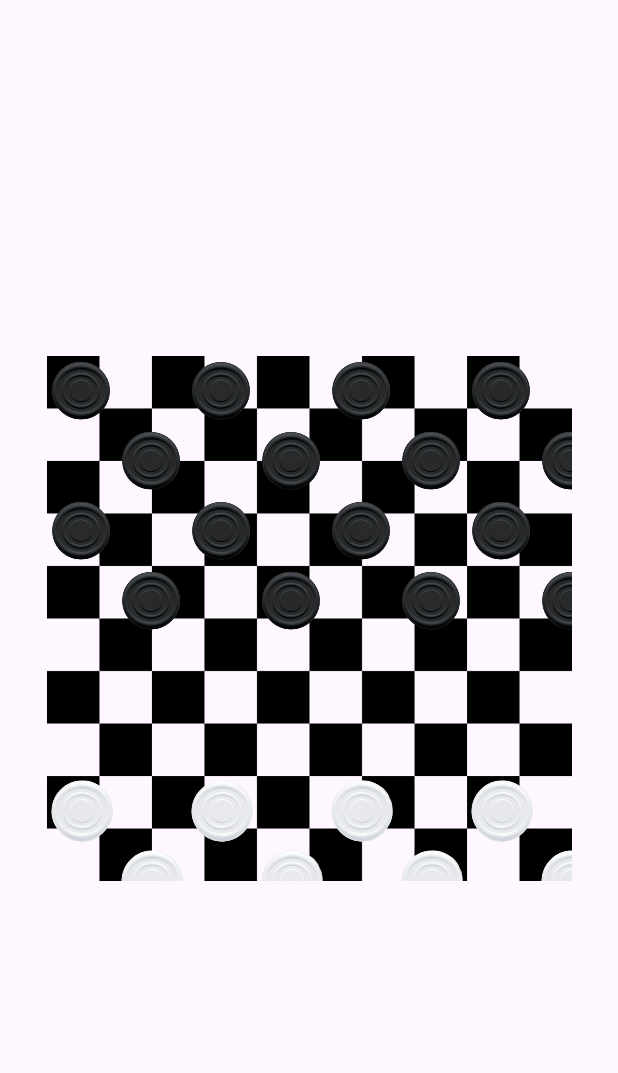
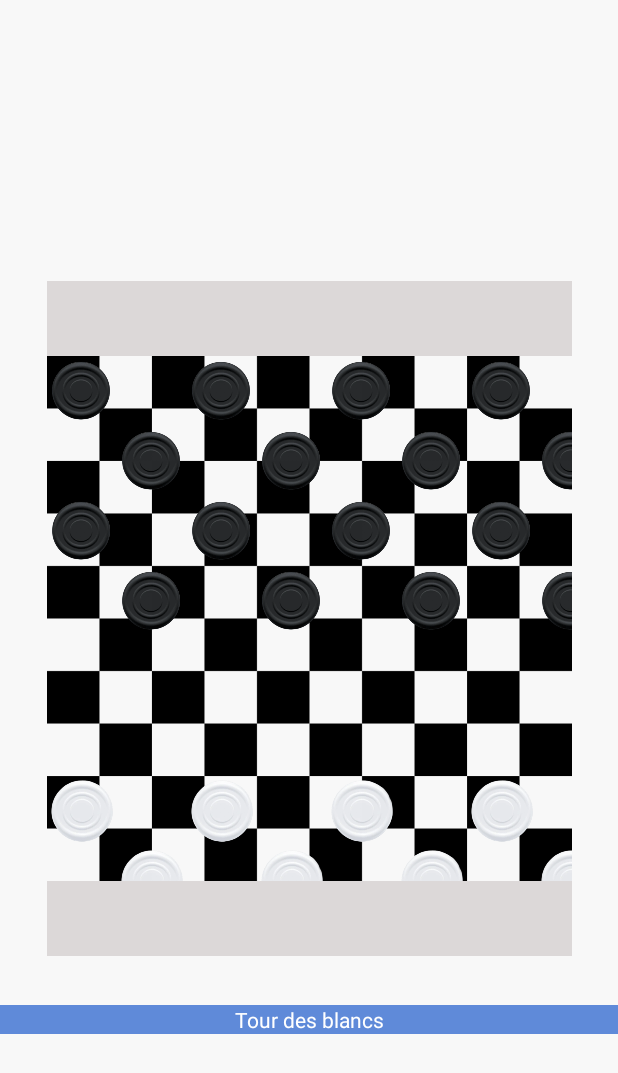
Before and after one commit to Alassane-diaa/jeuDeDame, an Android app: the VsPlayer screen opened directly, with no data from a screen before it, on a phone screen of 412 x 824 dp. Shown: the top 1073 px of the screen. Run offline under Robolectric (Android 15) with nearby library versions, the phone set to English and light mode, and no system bars.

Commit message:
Ajout de quelques éléments graphiques simples - Commentaires pour Abdoulaye

```diff
--- a/app/src/main/java/fr/minesnancy/diasoumare/jeudedames/VsPlayer.java
+++ b/app/src/main/java/fr/minesnancy/diasoumare/jeudedames/VsPlayer.java
@@ -5,11 +5,13 @@ import android.graphics.Color;
 import android.graphics.drawable.Drawable;
 import android.os.Bundle;
 import android.util.DisplayMetrics;
+import android.view.View;
 import android.view.ViewGroup;
 import android.widget.Button;
 import android.widget.GridLayout;
 import android.widget.ImageButton;
 import android.widget.ImageView;
+import android.widget.TextView;
 
 import androidx.activity.EdgeToEdge;
 import androidx.appcompat.app.AppCompatActivity;
@@ -34,8 +36,7 @@ public class VsPlayer extends AppCompatActivity {
 
     public void createGrid(){
         GridLayout layout = findViewById(R.id.grid);
-        int layoutSize = 35 * 20;
-        int screenSize = Resources.getSystem().getDisplayMetrics().widthPixels;
+        int layoutSize = 35 * 20; //350dp que j'ai mis en taille de la grille dans le fichier XML
         int boutonSize = layoutSize / 10;
         for(int i = 1; i <= 10; i++){
             for (int j = 1; j <= 10; j++){
@@ -55,8 +56,23 @@ public class VsPlayer extends AppCompatActivity {
                 boutonLayoutParams.width = boutonSize;
                 boutonLayoutParams.height = boutonSize;
                 bouton.setLayoutParams(boutonLayoutParams);
+                // Comme je t'avais dit, je crée juste les boutons, pas les listeners (c'est à dire ce qu'ils font quand on clique dessus)
+                // Il serait peut être pertinent de les mettre dans un tableau pour pouvoir les manipuler plus facilement
+                // Genre un tableau de 10x10, et chaque bouton serait à la position [i][j] dans le tableau
+                // Et tu pourrais repérer un bouton par son id en faisant bouton.setID(*) avec * un truc distinctif qui renseigne sur la couleur et la position
+                // Je me suis aussi rendu compte que je n'ai pas mis d'image pour le cas où une piece devient une dame
+                // Je vais faire ça après en fonction de la logique que tu veux implémenter
             }
         }
     }
+    public void changeTurn(){
+        TextView textView = findViewById(R.id.turn);
+        if(textView.getText().toString().equals("Tour des blancs")){
+            textView.setText("Tour des noirs");
+        } else {
+            textView.setText("Tour des blancs");
+        }
+        // Là je change juste le texte, je te laisse activer et désactiver les boutons convenablement
+    }
 
 }
--- a/app/src/main/res/layout/activity_vs_player.xml
+++ b/app/src/main/res/layout/activity_vs_player.xml
@@ -5,7 +5,9 @@
     android:id="@+id/main"
     android:layout_width="match_parent"
     android:layout_height="match_parent"
+    android:background="#F8F8F8"
     tools:context=".VsPlayer">
+
 
     <GridLayout
         android:id="@+id/grid"
@@ -19,4 +21,44 @@
         app:layout_constraintStart_toStartOf="parent"
         app:layout_constraintTop_toTopOf="parent" />
 
+    <GridLayout
+        android:id="@+id/captureGridBlack"
+        android:layout_width="350dp"
+        android:layout_height="50dp"
+        android:background="#DCD8D8"
+        android:columnCount="10"
+        android:rowCount="2"
+        app:layout_constraintBottom_toTopOf="@+id/grid"
+        app:layout_constraintEnd_toEndOf="parent"
+        app:layout_constraintStart_toStartOf="parent"
+        app:layout_constraintTop_toTopOf="parent"
+        app:layout_constraintVertical_bias="1.0" />
+
+    <GridLayout
+        android:id="@+id/captureGridWhite"
+        android:layout_width="350dp"
+        android:layout_height="50dp"
+        android:background="#DCD8D8"
+        android:columnCount="10"
+        android:rowCount="2"
+        app:layout_constraintBottom_toBottomOf="parent"
+        app:layout_constraintEnd_toEndOf="parent"
+        app:layout_constraintStart_toStartOf="parent"
+        app:layout_constraintTop_toBottomOf="@+id/grid"
+        app:layout_constraintVertical_bias="0.0" />
+
+    <TextView
+        android:id="@+id/turn"
+        android:layout_width="0dp"
+        android:layout_height="wrap_content"
+        android:background="#5F8AD9"
+        android:text="Tour des blancs"
+        android:textAlignment="center"
+        android:textColor="#FFFFFF"
+        app:layout_constraintBottom_toBottomOf="parent"
+        app:layout_constraintEnd_toEndOf="parent"
+        app:layout_constraintStart_toStartOf="parent"
+        app:layout_constraintTop_toBottomOf="@+id/captureGridWhite"
+        app:layout_constraintVertical_bias="0.197" />
+
 </androidx.constraintlayout.widget.ConstraintLayout>
```
